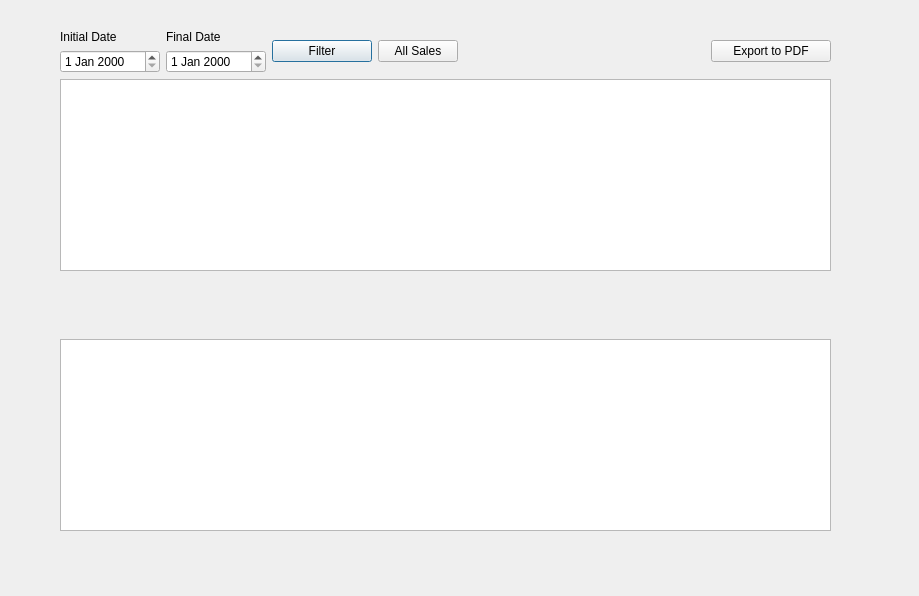
First picture: the form in salesmanagementwindow.ui, repository ThiagoServulo/InventoryAndSalesManagement, before the edit.
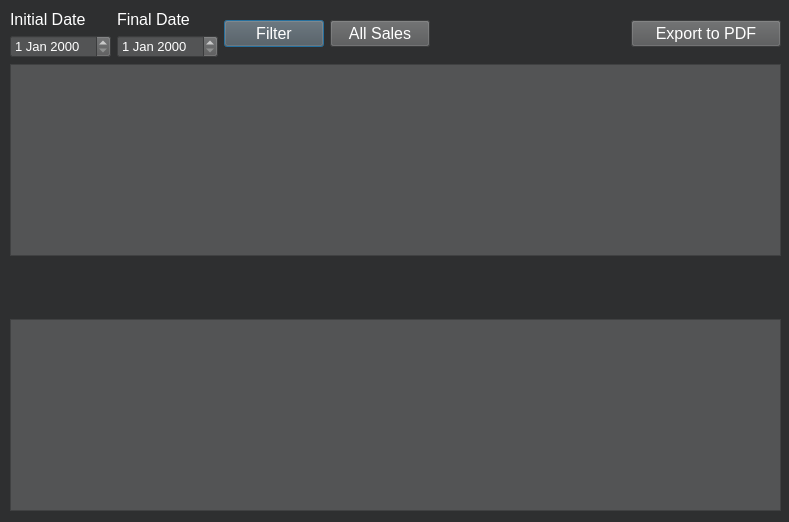
Second picture: the form after the edit.

Commit message: Update layout for sales management window

Diff of the .ui file:
```diff
--- a/salesmanagementwindow.ui
+++ b/salesmanagementwindow.ui
@@ -6,18 +6,23 @@
    <rect>
     <x>0</x>
     <y>0</y>
-    <width>919</width>
-    <height>596</height>
+    <width>789</width>
+    <height>522</height>
    </rect>
   </property>
   <property name="windowTitle">
    <string>Dialog</string>
   </property>
-  <widget class="QWidget" name="">
+  <property name="styleSheet">
+   <string notr="true">background:#2E2F30;
+color: #FFFFFF;
+</string>
+  </property>
+  <widget class="QWidget" name="layoutWidget">
    <property name="geometry">
     <rect>
-     <x>60</x>
-     <y>30</y>
+     <x>10</x>
+     <y>10</y>
      <width>771</width>
      <height>501</height>
     </rect>
@@ -32,6 +37,11 @@
         </property>
         <item>
          <widget class="QLabel" name="label_initialDate">
+          <property name="font">
+           <font>
+            <pointsize>12</pointsize>
+           </font>
+          </property>
           <property name="text">
            <string>Initial Date</string>
           </property>
@@ -45,6 +55,15 @@
             <height>0</height>
            </size>
           </property>
+          <property name="font">
+           <font>
+            <pointsize>10</pointsize>
+           </font>
+          </property>
+          <property name="styleSheet">
+           <string notr="true">background:#535455;
+color: #FFFFFF;</string>
+          </property>
          </widget>
         </item>
        </layout>
@@ -53,6 +72,11 @@
        <layout class="QVBoxLayout" name="verticalLayout_2">
         <item>
          <widget class="QLabel" name="label_finalDate">
+          <property name="font">
+           <font>
+            <pointsize>12</pointsize>
+           </font>
+          </property>
           <property name="text">
            <string>Final Date</string>
           </property>
@@ -66,6 +90,15 @@
             <height>0</height>
            </size>
           </property>
+          <property name="font">
+           <font>
+            <pointsize>10</pointsize>
+           </font>
+          </property>
+          <property name="styleSheet">
+           <string notr="true">background:#535455;
+color: #FFFFFF;</string>
+          </property>
          </widget>
         </item>
        </layout>
@@ -78,6 +111,15 @@
           <height>0</height>
          </size>
         </property>
+        <property name="font">
+         <font>
+          <pointsize>12</pointsize>
+         </font>
+        </property>
+        <property name="styleSheet">
+         <string notr="true">background:#535455;
+color: #FFFFFF;</string>
+        </property>
         <property name="text">
          <string>Filter</string>
         </property>
@@ -85,6 +127,21 @@
       </item>
       <item>
        <widget class="QPushButton" name="pushButton_allSales">
+        <property name="minimumSize">
+         <size>
+          <width>100</width>
+          <height>0</height>
+         </size>
+        </property>
+        <property name="font">
+         <font>
+          <pointsize>12</pointsize>
+         </font>
+        </property>
+        <property name="styleSheet">
+         <string notr="true">background:#535455;
+color: #FFFFFF;</string>
+        </property>
         <property name="text">
          <string>All Sales</string>
         </property>
@@ -107,10 +164,19 @@
        <widget class="QPushButton" name="pushButton_exportPdf">
         <property name="minimumSize">
          <size>
-          <width>120</width>
+          <width>150</width>
           <height>0</height>
          </size>
         </property>
+        <property name="font">
+         <font>
+          <pointsize>12</pointsize>
+         </font>
+        </property>
+        <property name="styleSheet">
+         <string notr="true">background:#535455;
+color: #FFFFFF;</string>
+        </property>
         <property name="text">
          <string>Export to PDF</string>
         </property>
@@ -119,7 +185,12 @@
      </layout>
     </item>
     <item>
-     <widget class="QTableWidget" name="tableWidget_sales"/>
+     <widget class="QTableWidget" name="tableWidget_sales">
+      <property name="styleSheet">
+       <string notr="true">background:#535455;
+color: #FFFFFF;</string>
+      </property>
+     </widget>
     </item>
     <item>
      <spacer name="verticalSpacer">
@@ -135,7 +206,12 @@
      </spacer>
     </item>
     <item>
-     <widget class="QTableWidget" name="tableWidget_productsSales"/>
+     <widget class="QTableWidget" name="tableWidget_productsSales">
+      <property name="styleSheet">
+       <string notr="true">background:#535455;
+color: #FFFFFF;</string>
+      </property>
+     </widget>
     </item>
    </layout>
   </widget>
```
The commit also changes 2 other files.
